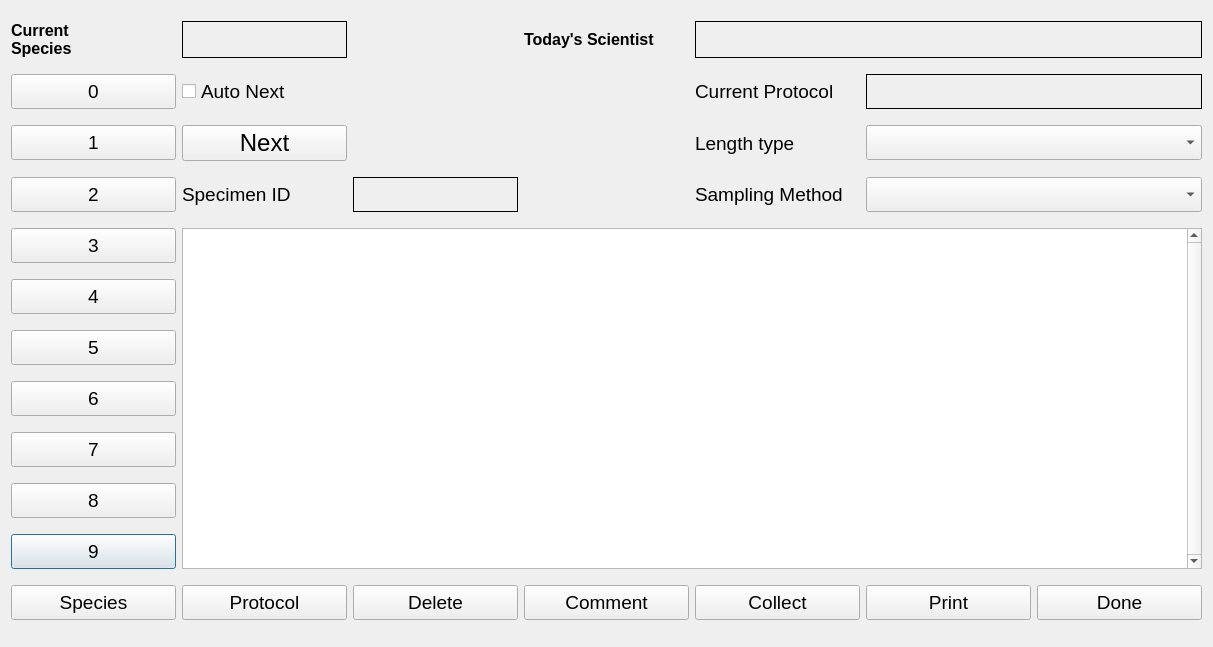
Qt form ui/CLAMSSpecimen.ui (aliciabillings-noaa/CLAMS) before a commit.
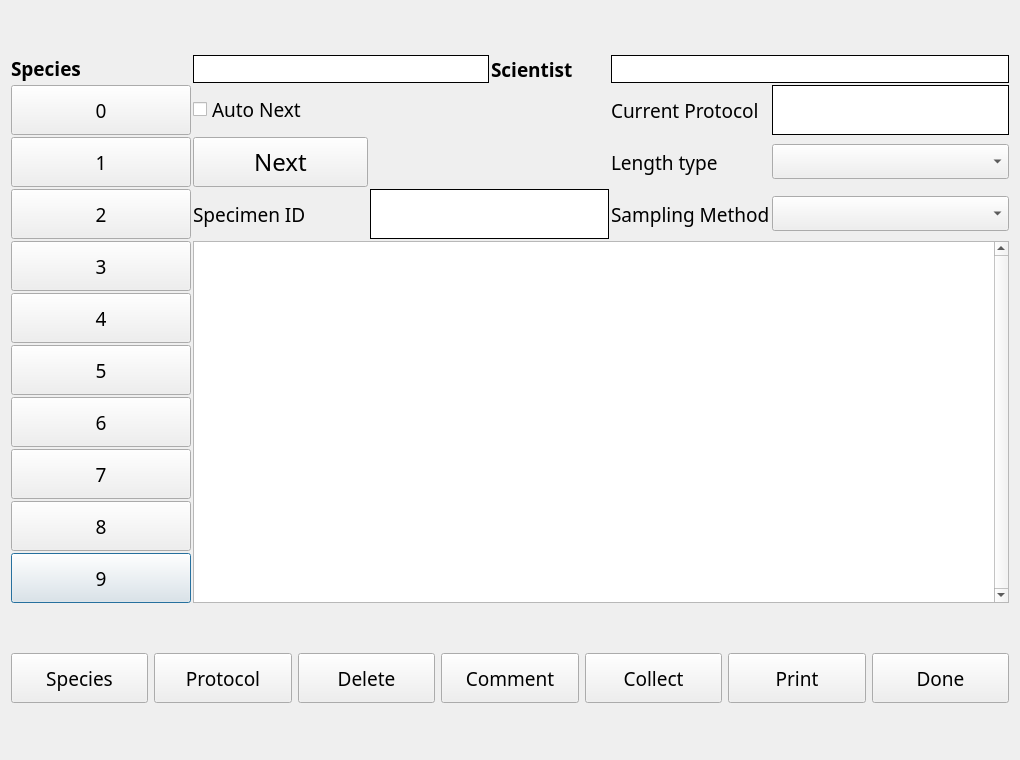
The same form after that commit.

Diff of the .ui file:
```diff
--- a/ui/CLAMSSpecimen.ui
+++ b/ui/CLAMSSpecimen.ui
@@ -6,26 +6,30 @@
    <rect>
     <x>0</x>
     <y>0</y>
-    <width>1211</width>
-    <height>647</height>
+    <width>1020</width>
+    <height>760</height>
    </rect>
   </property>
   <property name="windowTitle">
    <string>CLAMS Specimen</string>
   </property>
-  <layout class="QHBoxLayout" name="horizontalLayout">
+  <layout class="QVBoxLayout" name="verticalLayout" stretch="95,5">
    <item>
-    <layout class="QGridLayout" name="gridLayout">
+    <layout class="QGridLayout" name="gridLayout" rowstretch="0,0,0,0,0,0,0,0,0,0,0,0" rowminimumheight="0,0,0,0,0,0,0,0,0,0,0,0">
+     <property name="spacing">
+      <number>2</number>
+     </property>
      <item row="10" column="0">
       <widget class="QPushButton" name="btn_9">
        <property name="minimumSize">
         <size>
-         <width>165</width>
-         <height>35</height>
+         <width>180</width>
+         <height>50</height>
         </size>
        </property>
        <property name="font">
         <font>
+         <family>Arial Black</family>
          <pointsize>14</pointsize>
         </font>
        </property>
@@ -38,12 +42,13 @@
       <widget class="QPushButton" name="btn_3">
        <property name="minimumSize">
         <size>
-         <width>165</width>
-         <height>35</height>
+         <width>180</width>
+         <height>50</height>
         </size>
        </property>
        <property name="font">
         <font>
+         <family>Arial Black</family>
          <pointsize>14</pointsize>
         </font>
        </property>
@@ -52,45 +57,6 @@
        </property>
       </widget>
      </item>
-     <item row="11" column="4">
-      <widget class="QPushButton" name="collectBtn">
-       <property name="minimumSize">
-        <size>
-         <width>165</width>
-         <height>35</height>
-        </size>
-       </property>
-       <property name="font">
-        <font>
-         <pointsize>14</pointsize>
-        </font>
-       </property>
-       <property name="text">
-        <string>Collect</string>
-       </property>
-      </widget>
-     </item>
-     <item row="11" column="1">
-      <widget class="QPushButton" name="protoBtn">
-       <property name="enabled">
-        <bool>true</bool>
-       </property>
-       <property name="minimumSize">
-        <size>
-         <width>165</width>
-         <height>35</height>
-        </size>
-       </property>
-       <property name="font">
-        <font>
-         <pointsize>14</pointsize>
-        </font>
-       </property>
-       <property name="text">
-        <string>Protocol</string>
-       </property>
-      </widget>
-     </item>
      <item row="0" column="0">
       <widget class="QLabel" name="label_9">
        <property name="sizePolicy">
@@ -101,13 +67,17 @@
        </property>
        <property name="font">
         <font>
-         <pointsize>12</pointsize>
+         <family>Arial Black</family>
+         <pointsize>14</pointsize>
+         <weight>75</weight>
          <bold>true</bold>
         </font>
        </property>
        <property name="text">
-        <string>Current
-Species</string>
+        <string>Species</string>
+       </property>
+       <property name="alignment">
+        <set>Qt::AlignLeading|Qt::AlignLeft|Qt::AlignVCenter</set>
        </property>
       </widget>
      </item>
@@ -115,12 +85,13 @@
       <widget class="QPushButton" name="btn_1">
        <property name="minimumSize">
         <size>
-         <width>165</width>
-         <height>35</height>
+         <width>180</width>
+         <height>50</height>
         </size>
        </property>
        <property name="font">
         <font>
+         <family>Arial Black</family>
          <pointsize>14</pointsize>
         </font>
        </property>
@@ -133,12 +104,13 @@
       <widget class="QPushButton" name="btn_0">
        <property name="minimumSize">
         <size>
-         <width>165</width>
-         <height>35</height>
+         <width>180</width>
+         <height>50</height>
         </size>
        </property>
        <property name="font">
         <font>
+         <family>Arial Black</family>
          <pointsize>14</pointsize>
         </font>
        </property>
@@ -151,6 +123,7 @@
       <widget class="QLabel" name="label_5">
        <property name="font">
         <font>
+         <family>Arial Black</family>
          <pointsize>14</pointsize>
         </font>
        </property>
@@ -163,12 +136,13 @@
       <widget class="QPushButton" name="btn_2">
        <property name="minimumSize">
         <size>
-         <width>165</width>
-         <height>35</height>
+         <width>180</width>
+         <height>50</height>
         </size>
        </property>
        <property name="font">
         <font>
+         <family>Arial Black</family>
          <pointsize>14</pointsize>
         </font>
        </property>
@@ -181,6 +155,7 @@
       <widget class="QLabel" name="label_3">
        <property name="font">
         <font>
+         <family>Arial Black</family>
          <pointsize>14</pointsize>
         </font>
        </property>
@@ -193,18 +168,25 @@
       <widget class="QLabel" name="sciLabel">
        <property name="minimumSize">
         <size>
-         <width>165</width>
-         <height>35</height>
+         <width>0</width>
+         <height>0</height>
         </size>
        </property>
        <property name="font">
         <font>
-         <pointsize>20</pointsize>
+         <family>Arial Black</family>
+         <pointsize>14</pointsize>
+         <weight>75</weight>
          <bold>true</bold>
         </font>
        </property>
        <property name="autoFillBackground">
-        <bool>true</bool>
+        <bool>false</bool>
+       </property>
+       <property name="styleSheet">
+        <string notr="true">QWidget {
+    background-color: white;
+}</string>
        </property>
        <property name="frameShape">
         <enum>QFrame::Panel</enum>
@@ -220,42 +202,6 @@
        </property>
       </widget>
      </item>
-     <item row="11" column="0">
-      <widget class="QPushButton" name="addspcBtn">
-       <property name="minimumSize">
-        <size>
-         <width>165</width>
-         <height>35</height>
-        </size>
-       </property>
-       <property name="font">
-        <font>
-         <pointsize>14</pointsize>
-        </font>
-       </property>
-       <property name="text">
-        <string>Species</string>
-       </property>
-      </widget>
-     </item>
-     <item row="11" column="6">
-      <widget class="QPushButton" name="doneBtn">
-       <property name="minimumSize">
-        <size>
-         <width>165</width>
-         <height>35</height>
-        </size>
-       </property>
-       <property name="font">
-        <font>
-         <pointsize>14</pointsize>
-        </font>
-       </property>
-       <property name="text">
-        <string>Done</string>
-       </property>
-      </widget>
-     </item>
      <item row="2" column="1">
       <widget class="QPushButton" name="cycleBtn">
        <property name="enabled">
@@ -263,12 +209,13 @@
        </property>
        <property name="minimumSize">
         <size>
-         <width>165</width>
-         <height>35</height>
+         <width>175</width>
+         <height>50</height>
         </size>
        </property>
        <property name="font">
         <font>
+         <family>Arial Black</family>
          <pointsize>18</pointsize>
         </font>
        </property>
@@ -287,6 +234,7 @@
       <widget class="QLabel" name="label_6">
        <property name="font">
         <font>
+         <family>Arial Black</family>
          <pointsize>14</pointsize>
         </font>
        </property>
@@ -299,13 +247,14 @@
       <widget class="QComboBox" name="samplingMethodBox">
        <property name="minimumSize">
         <size>
-         <width>165</width>
-         <height>35</height>
+         <width>0</width>
+         <height>0</height>
         </size>
        </property>
        <property name="font">
         <font>
-         <pointsize>12</pointsize>
+         <family>Arial Black</family>
+         <pointsize>14</pointsize>
         </font>
        </property>
       </widget>
@@ -314,6 +263,7 @@
       <widget class="QTableView" name="measureView">
        <property name="font">
         <font>
+         <family>Arial Black</family>
          <pointsize>9</pointsize>
         </font>
        </property>
@@ -335,12 +285,13 @@
       <widget class="QPushButton" name="btn_6">
        <property name="minimumSize">
         <size>
-         <width>165</width>
-         <height>35</height>
+         <width>180</width>
+         <height>50</height>
         </size>
        </property>
        <property name="font">
         <font>
+         <family>Arial Black</family>
          <pointsize>14</pointsize>
         </font>
        </property>
@@ -353,12 +304,13 @@
       <widget class="QPushButton" name="btn_7">
        <property name="minimumSize">
         <size>
-         <width>165</width>
-         <height>35</height>
+         <width>180</width>
+         <height>50</height>
         </size>
        </property>
        <property name="font">
         <font>
+         <family>Arial Black</family>
          <pointsize>14</pointsize>
         </font>
        </property>
@@ -371,13 +323,14 @@
       <widget class="QComboBox" name="lengthTypeBox">
        <property name="minimumSize">
         <size>
-         <width>165</width>
-         <height>35</height>
+         <width>0</width>
+         <height>0</height>
         </size>
        </property>
        <property name="font">
         <font>
-         <pointsize>12</pointsize>
+         <family>Arial Black</family>
+         <pointsize>14</pointsize>
         </font>
        </property>
       </widget>
@@ -386,12 +339,13 @@
       <widget class="QPushButton" name="btn_8">
        <property name="minimumSize">
         <size>
-         <width>165</width>
-         <height>35</height>
+         <width>180</width>
+         <height>50</height>
         </size>
        </property>
        <property name="font">
         <font>
+         <family>Arial Black</family>
          <pointsize>14</pointsize>
         </font>
        </property>
@@ -404,6 +358,7 @@
       <widget class="QCheckBox" name="autoCheck">
        <property name="font">
         <font>
+         <family>Arial Black</family>
          <pointsize>14</pointsize>
         </font>
        </property>
@@ -422,7 +377,9 @@
        </property>
        <property name="font">
         <font>
+         <family>Arial Black</family>
          <pointsize>14</pointsize>
+         <weight>50</weight>
          <bold>false</bold>
         </font>
        </property>
@@ -435,48 +392,14 @@
       <widget class="QLabel" name="label_10">
        <property name="font">
         <font>
-         <pointsize>12</pointsize>
+         <family>Arial Black</family>
+         <pointsize>14</pointsize>
+         <weight>75</weight>
          <bold>true</bold>
         </font>
        </property>
        <property name="text">
-        <string>Today's Scientist</string>
-       </property>
-      </widget>
-     </item>
-     <item row="11" column="5">
-      <widget class="QPushButton" name="printBtn">
-       <property name="minimumSize">
-        <size>
-         <width>165</width>
-         <height>35</height>
-        </size>
-       </property>
-       <property name="font">
-        <font>
-         <pointsize>14</pointsize>
-        </font>
-       </property>
-       <property name="text">
-        <string>Print</string>
-       </property>
-      </widget>
-     </item>
-     <item row="11" column="2">
-      <widget class="QPushButton" name="deleteBtn">
-       <property name="minimumSize">
-        <size>
-         <width>165</width>
-         <height>35</height>
-        </size>
-       </property>
-       <property name="font">
-        <font>
-         <pointsize>14</pointsize>
-        </font>
-       </property>
-       <property name="text">
-        <string>Delete</string>
+        <string>Scientist</string>
        </property>
       </widget>
      </item>
@@ -484,15 +407,21 @@
       <widget class="QLabel" name="protoLabel">
        <property name="minimumSize">
         <size>
-         <width>165</width>
-         <height>35</height>
+         <width>0</width>
+         <height>0</height>
         </size>
        </property>
        <property name="font">
         <font>
-         <pointsize>12</pointsize>
+         <family>Arial Black</family>
+         <pointsize>14</pointsize>
         </font>
        </property>
+       <property name="styleSheet">
+        <string notr="true">QWidget {
+    background-color: white;
+}</string>
+       </property>
        <property name="frameShape">
         <enum>QFrame::Box</enum>
        </property>
@@ -505,12 +434,13 @@
       <widget class="QPushButton" name="btn_5">
        <property name="minimumSize">
         <size>
-         <width>165</width>
-         <height>35</height>
+         <width>180</width>
+         <height>50</height>
         </size>
        </property>
        <property name="font">
         <font>
+         <family>Arial Black</family>
          <pointsize>14</pointsize>
         </font>
        </property>
@@ -521,57 +451,19 @@
      </item>
      <item row="1" column="2" rowspan="2" colspan="2">
       <widget class="QLabel" name="picLabel">
-       <property name="text">
-        <string/>
-       </property>
-      </widget>
-     </item>
-     <item row="0" column="1">
-      <widget class="QLabel" name="speciesLabel">
-       <property name="minimumSize">
-        <size>
-         <width>165</width>
-         <height>35</height>
-        </size>
-       </property>
        <property name="font">
         <font>
-         <pointsize>20</pointsize>
-         <bold>true</bold>
-        </font>
-       </property>
-       <property name="autoFillBackground">
-        <bool>true</bool>
-       </property>
-       <property name="frameShape">
-        <enum>QFrame::Panel</enum>
-       </property>
-       <property name="frameShadow">
-        <enum>QFrame::Plain</enum>
-       </property>
-       <property name="lineWidth">
-        <number>1</number>
-       </property>
-       <property name="text">
-        <string/>
-       </property>
-      </widget>
-     </item>
-     <item row="11" column="3">
-      <widget class="QPushButton" name="commentBtn">
-       <property name="minimumSize">
-        <size>
-         <width>165</width>
-         <height>35</height>
-        </size>
-       </property>
-       <property name="font">
-        <font>
+         <family>Arial Black</family>
          <pointsize>14</pointsize>
+         <weight>75</weight>
+         <bold>true</bold>
         </font>
        </property>
        <property name="text">
-        <string>Comment</string>
+        <string>&lt;Image Unavailable&gt;</string>
+       </property>
+       <property name="alignment">
+        <set>Qt::AlignCenter</set>
        </property>
       </widget>
      </item>
@@ -579,12 +471,13 @@
       <widget class="QPushButton" name="btn_4">
        <property name="minimumSize">
         <size>
-         <width>165</width>
-         <height>35</height>
+         <width>180</width>
+         <height>50</height>
         </size>
        </property>
        <property name="font">
         <font>
+         <family>Arial Black</family>
          <pointsize>14</pointsize>
         </font>
        </property>
@@ -593,20 +486,65 @@
        </property>
       </widget>
      </item>
-     <item row="3" column="2">
+     <item row="0" column="1" colspan="2">
+      <widget class="QLabel" name="speciesLabel">
+       <property name="minimumSize">
+        <size>
+         <width>0</width>
+         <height>0</height>
+        </size>
+       </property>
+       <property name="font">
+        <font>
+         <family>Arial Black</family>
+         <pointsize>14</pointsize>
+         <weight>75</weight>
+         <bold>true</bold>
+        </font>
+       </property>
+       <property name="autoFillBackground">
+        <bool>false</bool>
+       </property>
+       <property name="styleSheet">
+        <string notr="true">QWidget {
+    background-color: white;
+}</string>
+       </property>
+       <property name="frameShape">
+        <enum>QFrame::Panel</enum>
+       </property>
+       <property name="frameShadow">
+        <enum>QFrame::Plain</enum>
+       </property>
+       <property name="lineWidth">
+        <number>1</number>
+       </property>
+       <property name="text">
+        <string/>
+       </property>
+      </widget>
+     </item>
+     <item row="3" column="2" colspan="2">
       <widget class="QLabel" name="specimenLabel">
        <property name="minimumSize">
         <size>
-         <width>165</width>
-         <height>35</height>
+         <width>0</width>
+         <height>0</height>
         </size>
        </property>
        <property name="font">
         <font>
-         <pointsize>20</pointsize>
+         <family>Arial Black</family>
+         <pointsize>14</pointsize>
+         <weight>75</weight>
          <bold>true</bold>
         </font>
        </property>
+       <property name="styleSheet">
+        <string notr="true">QWidget {
+    background-color: white;
+}</string>
+       </property>
        <property name="frameShape">
         <enum>QFrame::Box</enum>
        </property>
@@ -617,6 +555,146 @@
      </item>
     </layout>
    </item>
+   <item>
+    <layout class="QHBoxLayout" name="horizontalLayout">
+     <item>
+      <widget class="QPushButton" name="addspcBtn">
+       <property name="minimumSize">
+        <size>
+         <width>0</width>
+         <height>50</height>
+        </size>
+       </property>
+       <property name="font">
+        <font>
+         <family>Arial Black</family>
+         <pointsize>14</pointsize>
+        </font>
+       </property>
+       <property name="text">
+        <string>Species</string>
+       </property>
+      </widget>
+     </item>
+     <item>
+      <widget class="QPushButton" name="protoBtn">
+       <property name="enabled">
+        <bool>true</bool>
+       </property>
+       <property name="minimumSize">
+        <size>
+         <width>0</width>
+         <height>50</height>
+        </size>
+       </property>
+       <property name="font">
+        <font>
+         <family>Arial Black</family>
+         <pointsize>14</pointsize>
+        </font>
+       </property>
+       <property name="text">
+        <string>Protocol</string>
+       </property>
+      </widget>
+     </item>
+     <item>
+      <widget class="QPushButton" name="deleteBtn">
+       <property name="minimumSize">
+        <size>
+         <width>0</width>
+         <height>50</height>
+        </size>
+       </property>
+       <property name="font">
+        <font>
+         <family>Arial Black</family>
+         <pointsize>14</pointsize>
+        </font>
+       </property>
+       <property name="text">
+        <string>Delete</string>
+       </property>
+      </widget>
+     </item>
+     <item>
+      <widget class="QPushButton" name="commentBtn">
+       <property name="minimumSize">
+        <size>
+         <width>0</width>
+         <height>50</height>
+        </size>
+       </property>
+       <property name="font">
+        <font>
+         <family>Arial Black</family>
+         <pointsize>14</pointsize>
+        </font>
+       </property>
+       <property name="text">
+        <string>Comment</string>
+       </property>
+      </widget>
+     </item>
+     <item>
+      <widget class="QPushButton" name="collectBtn">
+       <property name="minimumSize">
+        <size>
+         <width>0</width>
+         <height>50</height>
+        </size>
+       </property>
+       <property name="font">
+        <font>
+         <family>Arial Black</family>
+         <pointsize>14</pointsize>
+        </font>
+       </property>
+       <property name="text">
+        <string>Collect</string>
+       </property>
+      </widget>
+     </item>
+     <item>
+      <widget class="QPushButton" name="printBtn">
+       <property name="minimumSize">
+        <size>
+         <width>0</width>
+         <height>50</height>
+        </size>
+       </property>
+       <property name="font">
+        <font>
+         <family>Arial Black</family>
+         <pointsize>14</pointsize>
+        </font>
+       </property>
+       <property name="text">
+        <string>Print</string>
+       </property>
+      </widget>
+     </item>
+     <item>
+      <widget class="QPushButton" name="doneBtn">
+       <property name="minimumSize">
+        <size>
+         <width>0</width>
+         <height>50</height>
+        </size>
+       </property>
+       <property name="font">
+        <font>
+         <family>Arial Black</family>
+         <pointsize>14</pointsize>
+        </font>
+       </property>
+       <property name="text">
+        <string>Done</string>
+       </property>
+      </widget>
+     </item>
+    </layout>
+   </item>
   </layout>
  </widget>
  <resources/>
```
